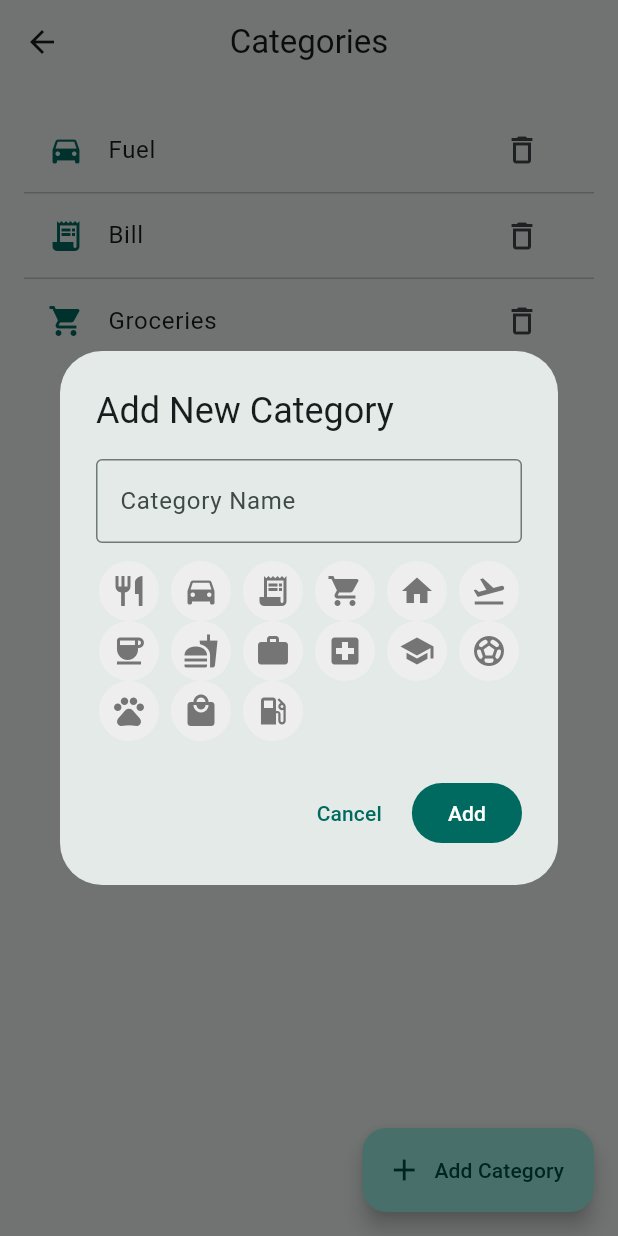
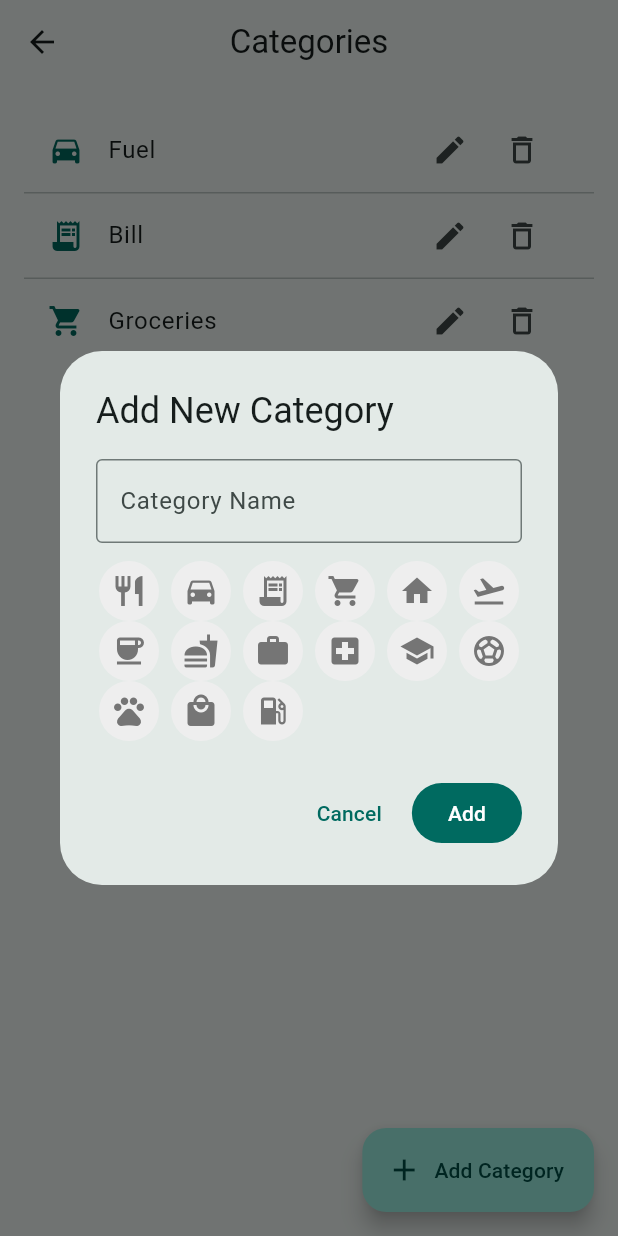
Before and after one commit to mustafatncr/harcama-takip, a Flutter app: the KategoriEkrani screen opened by its route, after a tap on the "delete outline" icon, after a tap on "Add Category", on a phone screen of 412 x 824 dp. Run offline on Flutter 3.47's test engine with Material 3 defaults, Android fonts, the phone set to English and light mode, and no system bars; our stand-ins replace fl_chart, shared_preferences; accounts and stored records are empty.

Commit message:
Kategori düzenleme ekranı yapıldı.

```diff
--- a/lib/l10n/app_en.arb
+++ b/lib/l10n/app_en.arb
@@ -49,5 +49,7 @@
   "settingsClearDataListTitle": "Delete all data",
   "settingsClearDataListSubtitle": "Permanently deletes all expenses",
   "sortTooltip": "Sort",
-  "categoryDeleted": "Category deleted"
+  "categoryDeleted": "Category deleted",
+  "categoryEditDialogTitle": "Edit Category",
+  "buttonSave": "Save"
 }
--- a/lib/l10n/app_localizations.dart
+++ b/lib/l10n/app_localizations.dart
@@ -394,6 +394,18 @@ abstract class AppLocalizations {
   /// In en, this message translates to:
   /// **'Category deleted'**
   String get categoryDeleted;
+
+  /// No description provided for @categoryEditDialogTitle.
+  ///
+  /// In en, this message translates to:
+  /// **'Edit Category'**
+  String get categoryEditDialogTitle;
+
+  /// No description provided for @buttonSave.
+  ///
+  /// In en, this message translates to:
+  /// **'Save'**
+  String get buttonSave;
 }
 
 class _AppLocalizationsDelegate extends LocalizationsDelegate<AppLocalizations> {
--- a/lib/l10n/app_localizations_en.dart
+++ b/lib/l10n/app_localizations_en.dart
@@ -157,4 +157,10 @@ class AppLocalizationsEn extends AppLocalizations {
 
   @override
   String get categoryDeleted => 'Category deleted';
+
+  @override
+  String get categoryEditDialogTitle => 'Edit Category';
+
+  @override
+  String get buttonSave => 'Save';
 }
--- a/lib/l10n/app_localizations_tr.dart
+++ b/lib/l10n/app_localizations_tr.dart
@@ -157,4 +157,10 @@ class AppLocalizationsTr extends AppLocalizations {
 
   @override
   String get categoryDeleted => 'Kategori silindi';
+
+  @override
+  String get categoryEditDialogTitle => 'Kategoriyi Düzenle';
+
+  @override
+  String get buttonSave => 'Kaydet';
 }
--- a/lib/l10n/app_tr.arb
+++ b/lib/l10n/app_tr.arb
@@ -49,5 +49,7 @@
   "settingsClearDataListTitle": "Tüm verileri sil",
   "settingsClearDataListSubtitle": "Tüm harcamaları kalıcı olarak siler",
   "sortTooltip": "Sıralama",
-  "categoryDeleted": "Kategori silindi"
+  "categoryDeleted": "Kategori silindi",
+  "categoryEditDialogTitle": "Kategoriyi Düzenle",
+  "buttonSave": "Kaydet"
 }
--- a/lib/screens/kategori_ekrani.dart
+++ b/lib/screens/kategori_ekrani.dart
@@ -30,16 +30,20 @@ class _KategoriEkraniState extends State<KategoriEkrani> {
     await CategoryService.saveCategories(_categories);
   }
 
-  Future<void> _addCategoryDialog() async {
-    final nameController = TextEditingController();
-    IconData? selectedIcon = Icons.category;
+  Future<void> _openCategoryDialog({Category? edit, int? editIndex}) async {
+    final nameController = TextEditingController(text: edit?.name ?? "");
+    IconData selectedIcon = edit?.icon ?? Icons.category;
 
-    await showDialog(
+    await showDialog<bool>(
       context: context,
       builder: (_) => StatefulBuilder(
         builder: (context, setStateDialog) {
           return AlertDialog(
-            title: Text(AppLocalizations.of(context)!.categoryAddDialogTitle),
+            title: Text(
+              edit == null
+                  ? AppLocalizations.of(context)!.categoryAddDialogTitle
+                  : AppLocalizations.of(context)!.categoryEditDialogTitle,
+            ),
             content: Column(
               mainAxisSize: MainAxisSize.min,
               children: [
@@ -77,7 +81,7 @@ class _KategoriEkraniState extends State<KategoriEkrani> {
             ),
             actions: [
               TextButton(
-                onPressed: () => Navigator.pop(context),
+                onPressed: () => Navigator.pop(context, false),
                 child: Text(AppLocalizations.of(context)!.buttonCancel),
               ),
               FilledButton(
@@ -86,13 +90,20 @@ class _KategoriEkraniState extends State<KategoriEkrani> {
                   if (name.isEmpty) return;
 
                   setState(() {
-                    _categories.add(Category(name: name, icon: selectedIcon!));
+                    if (edit != null) {
+                      _categories[editIndex!] =
+                          Category(name: name, icon: selectedIcon);
+                    } else {
+                      _categories.add(Category(name: name, icon: selectedIcon));
+                    }
                   });
+
                   _saveCategories();
-
-                  Navigator.pop(context, true); // → Önemli
+                  Navigator.pop(context, true);
                 },
-                child: Text(AppLocalizations.of(context)!.buttonAdd),
+                child: Text(edit == null
+                    ? AppLocalizations.of(context)!.buttonAdd
+                    : AppLocalizations.of(context)!.buttonSave),
               ),
             ],
           );
@@ -117,10 +128,13 @@ class _KategoriEkraniState extends State<KategoriEkrani> {
 
   @override
   Widget build(BuildContext context) {
-    return WillPopScope(
-      onWillPop: () async {
-        Navigator.pop(context, true); // ← En kritik satır
-        return false;
+    return PopScope(
+      canPop: false, // Geri tuşunu biz kontrol edeceğiz
+      onPopInvokedWithResult: (didPop, result) {
+        // Kullanıcı geri tuşuna bastıysa
+        if (!didPop) {
+          Navigator.pop(context, true);
+        }
       },
       child: Scaffold(
         appBar: AppBar(
@@ -128,7 +142,7 @@ class _KategoriEkraniState extends State<KategoriEkrani> {
           centerTitle: true,
         ),
         floatingActionButton: FloatingActionButton.extended(
-          onPressed: _addCategoryDialog,
+          onPressed: () => _openCategoryDialog(),
           icon: const Icon(Icons.add),
           label: Text(AppLocalizations.of(context)!.categoryAddButton),
         ),
@@ -151,9 +165,20 @@ class _KategoriEkraniState extends State<KategoriEkrani> {
                       color: Theme.of(context).colorScheme.primary,
                     ),
                     title: Text(c.name),
-                    trailing: IconButton(
-                      icon: const Icon(Icons.delete_outline),
-                      onPressed: () => _deleteCategory(i),
+                    trailing: Row(
+                      mainAxisSize: MainAxisSize.min,
+                      children: [
+                        IconButton(
+                          icon: const Icon(Icons.edit),
+                          onPressed: () {
+                            _openCategoryDialog(edit: c, editIndex: i);
+                          },
+                        ),
+                        IconButton(
+                          icon: const Icon(Icons.delete_outline),
+                          onPressed: () => _deleteCategory(i),
+                        ),
+                      ],
                     ),
                   );
                 },
```
